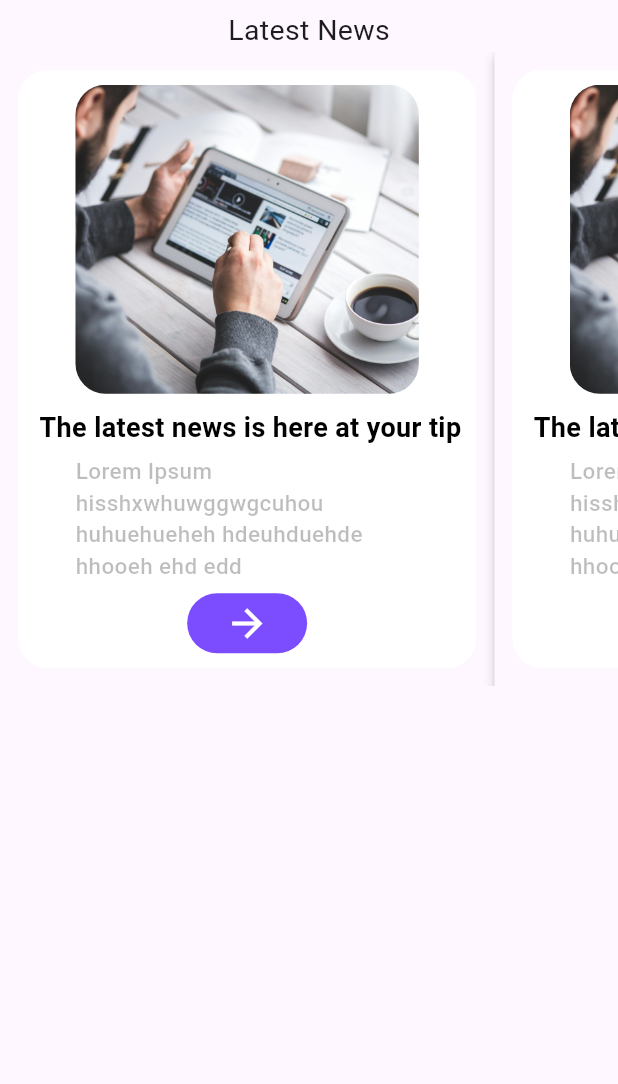
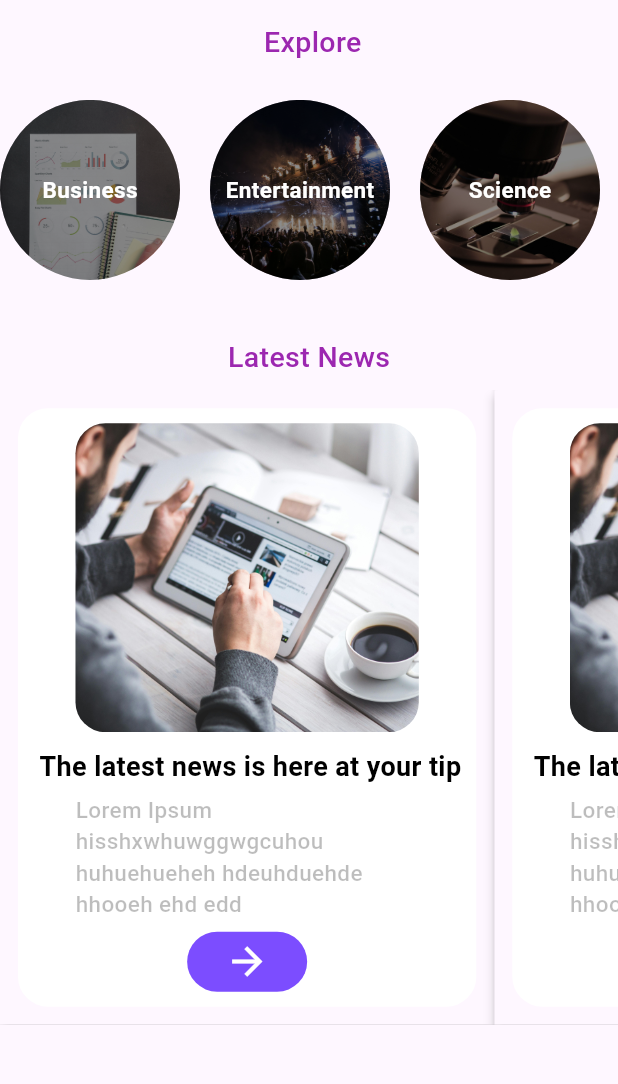
Before and after one commit to trishk-03/Taaza_khabar, a Flutter app: the Homescreen screen opened directly, on a phone screen of 412 x 824 dp, the part 74-1158 px from its top. Run offline on Flutter 3.47's test engine with Material 3 defaults, Android fonts, the phone set to English and light mode, and no system bars.

Commit message:
final ui

```diff
--- /dev/null
+++ b/lib/models/category_model.dart
@@ -0,0 +1,4 @@
+class CategoryModel {
+  String ? categoryName;
+  String ? image;
+}
--- a/lib/screens/homescreen.dart
+++ b/lib/screens/homescreen.dart
@@ -1,4 +1,6 @@
 import 'package:flutter/material.dart';
+import 'package:taaza_khabar/models/category_model.dart';
+import 'package:taaza_khabar/services/data.dart';
 import 'package:taaza_khabar/ui_helpers/widgets.dart';
 
 class Homescreen extends StatefulWidget {
@@ -9,6 +11,14 @@ class Homescreen extends StatefulWidget {
 }
 
 class _HomescreenState extends State<Homescreen> {
+
+  List<CategoryModel> categories =[];
+
+  @override
+  void initState() {
+    categories =getCategory();
+    super.initState();
+  }
   @override
   Widget build(BuildContext context) {
     return Scaffold(
@@ -16,10 +26,29 @@ class _HomescreenState extends State<Homescreen> {
         title: Text('Taaza khabar', style: TextStyle(fontSize: 34,fontWeight: FontWeight.bold),),
         centerTitle: true,
       ),
-      body: Column(
+      body: SingleChildScrollView(
+        child: Column(
           children: [
-          Text("Latest News", style: TextStyle(fontSize: 19),),
-          SizedBox(height: MediaQuery.of(context).size.height* 0.001,),
+            // Explore Section
+            SizedBox(height: MediaQuery.of(context).size.height* 0.01,),
+            Text(" Explore", style: TextStyle(fontSize: 19,fontWeight: FontWeight.w500,color: Colors.purple),),
+            SizedBox(height: MediaQuery.of(context).size.height* 0.03,),
+            SizedBox(
+              height: 150,
+              child: ListView.builder(
+                  scrollDirection: Axis.horizontal,shrinkWrap: true,
+                  itemCount: categories.length,
+                  itemBuilder: (context,index){
+                    return CategoryTile(image: categories[index].image, categoryname: categories[index].categoryName);
+                  }),
+            ),
+
+
+            // Latest news section
+
+            SizedBox(height: MediaQuery.of(context).size.height* 0.01,),
+            Text("Latest News", style: TextStyle(fontSize: 19,fontWeight: FontWeight.w500,color: Colors.purple),),
+            SizedBox(height: MediaQuery.of(context).size.height* 0.01,),
             SingleChildScrollView(
              scrollDirection: Axis.horizontal,
              child: Row(
@@ -30,12 +59,8 @@ class _HomescreenState extends State<Homescreen> {
                ],
              ),
            ),
-
-        // Explore Section
-
-
           ],
-
+        ),
       ),
     );
   }
--- /dev/null
+++ b/lib/services/data.dart
@@ -0,0 +1,34 @@
+import 'package:taaza_khabar/models/category_model.dart';
+
+List<CategoryModel> getCategory(){
+  List<CategoryModel> category =[];
+
+  CategoryModel categoryModel =  CategoryModel();
+
+  categoryModel.categoryName="Business";
+  categoryModel.image ="assets/images/business.jpg";
+  category.add(categoryModel);
+  categoryModel =  CategoryModel();
+
+  categoryModel.categoryName="Entertainment";
+  categoryModel.image ="assets/images/entertainment.jpg";
+  category.add(categoryModel);
+  categoryModel =  CategoryModel();
+
+  categoryModel.categoryName="Science";
+  categoryModel.image ="assets/images/science.jpg";
+  category.add(categoryModel);
+  categoryModel =  CategoryModel();
+
+  categoryModel.categoryName="Sports";
+  categoryModel.image ="assets/images/sports.jpg";
+  category.add(categoryModel);
+  categoryModel =  CategoryModel();
+
+  categoryModel.categoryName="Technology";
+  categoryModel.image ="assets/images/technology.jpg";
+  category.add(categoryModel);
+  categoryModel =  CategoryModel();
+
+  return category;
+}
--- a/lib/ui_helpers/widgets.dart
+++ b/lib/ui_helpers/widgets.dart
@@ -66,3 +66,39 @@ class News_block extends StatelessWidget{
     );
   }
 }
+
+
+
+// category tile
+
+class CategoryTile extends StatelessWidget {
+  final  image;
+  final  categoryname;
+  const CategoryTile({super.key, required this.image, required this.categoryname});
+
+  @override
+  Widget build(BuildContext context) {
+    return Container(
+      margin: EdgeInsets.only(right: 20.0),
+      child: Stack(
+        children: [
+          ClipRRect(
+              borderRadius: BorderRadius.circular(60),
+              child: Image.asset(image , height: 120, width: 120,fit: BoxFit.cover,)),
+              Container(
+                height: 120,
+                width: 120,
+                decoration: BoxDecoration(color: Colors.black45,borderRadius: BorderRadius.circular(60),),
+              ),
+              SizedBox(
+                height: 120,
+                width: 120,
+                child: Align(
+                  alignment: Alignment.center,
+                    child: Text(categoryname,style: TextStyle(color : Colors.white,fontWeight: FontWeight.bold,fontSize: 15.0),)),
+              ),
+        ],
+      ),
+    );
+  }
+}
```
Lines whose indentation alone changed are shown as unchanged.
